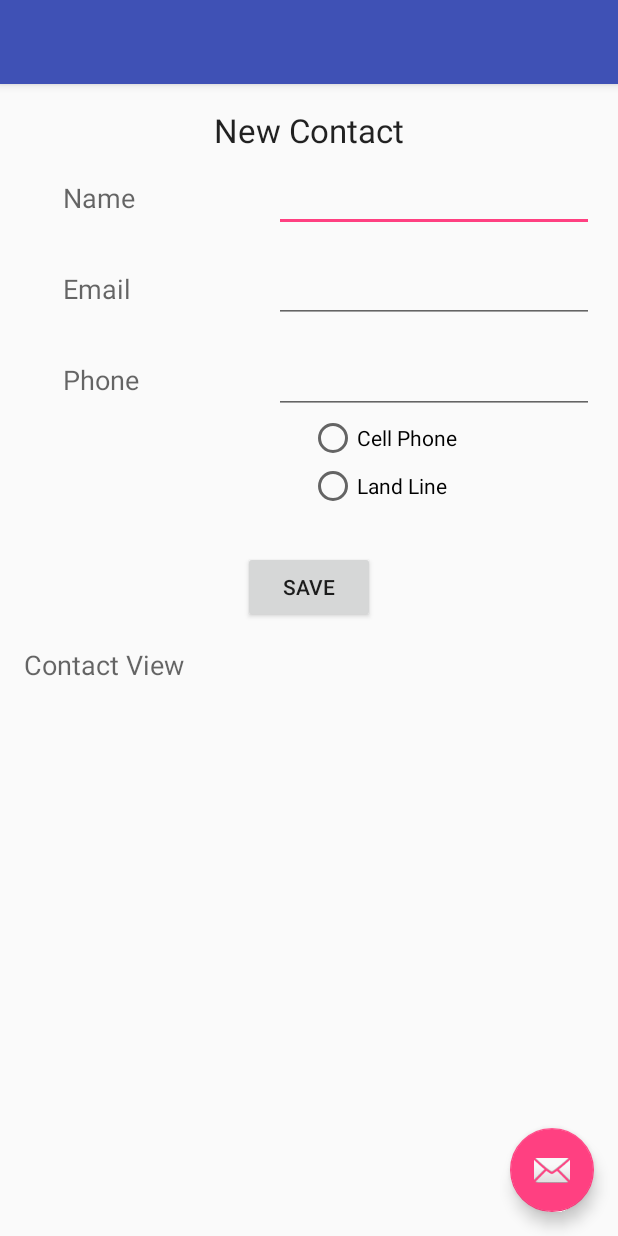
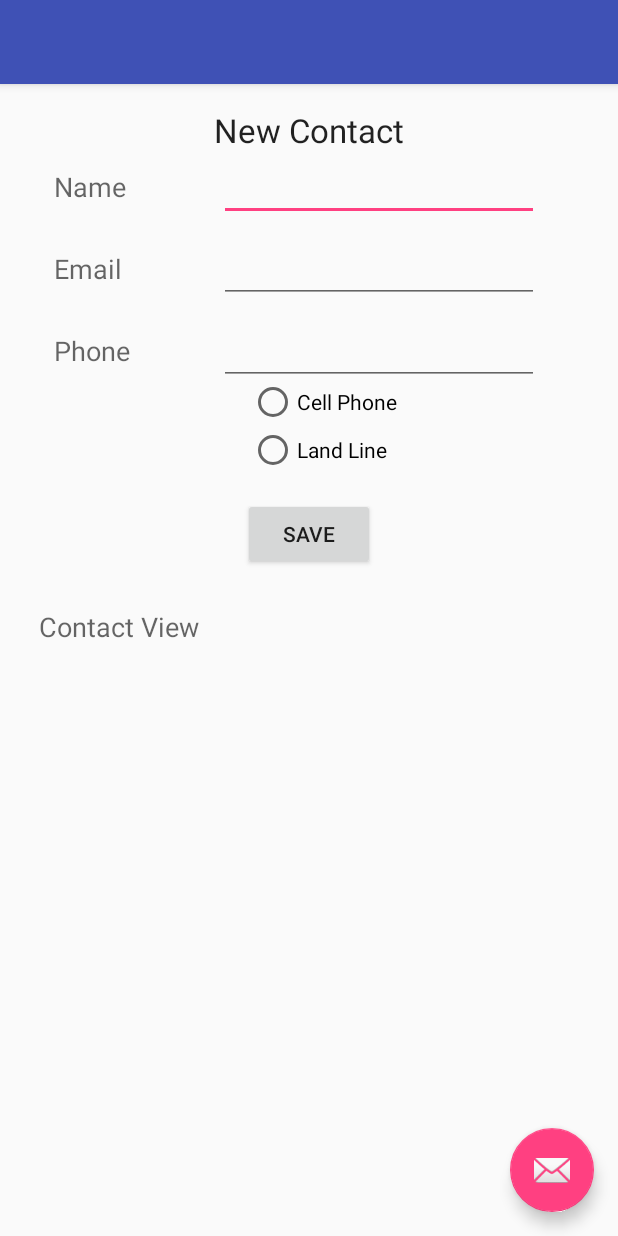
Before and after one commit to rstruempf/RonStruempfContacts, an Android app: the screen it shows after launch (MainActivity), on a phone screen of 412 x 824 dp. Run offline under Robolectric (Android 15) with nearby library versions, the phone set to English and light mode, and no system bars.

Commit message:
Got rotation working by placing two relative layouts in a linear layout, and adjusting orientation of linear, and height/width of relative layouts if orientation is landscape

```diff
--- a/app/src/main/res/layout/content_main.xml
+++ b/app/src/main/res/layout/content_main.xml
@@ -24,10 +24,12 @@
             android:inputType="textPersonName"
             android:ems="10"
             android:id="@+id/nameEdit"
-            android:layout_marginTop="37dp"
-            android:layout_alignParentTop="true"
-            android:layout_alignParentRight="true"
-            android:layout_alignParentEnd="true" />
+            android:layout_alignParentTop="false"
+            android:layout_alignParentRight="false"
+            android:layout_alignParentEnd="false"
+            android:layout_marginLeft="10dp"
+            android:layout_toRightOf="@+id/label1"
+            android:layout_alignBaseline="@+id/label1" />
 
         <EditText
             android:layout_width="wrap_content"
@@ -35,10 +37,9 @@
             android:inputType="textEmailAddress"
             android:ems="10"
             android:id="@+id/emailEdit"
-            android:layout_below="@+id/nameEdit"
             android:layout_alignLeft="@+id/nameEdit"
             android:layout_alignStart="@+id/nameEdit"
-            android:layout_marginTop="15dp" />
+            android:layout_alignBaseline="@+id/label2" />
 
         <EditText
             android:layout_width="wrap_content"
@@ -46,30 +47,34 @@
             android:inputType="phone"
             android:ems="10"
             android:id="@+id/phoneEdit"
-            android:layout_below="@+id/emailEdit"
             android:layout_alignLeft="@+id/emailEdit"
             android:layout_alignStart="@+id/emailEdit"
-            android:layout_marginTop="15dp" />
+            android:layout_marginTop="15dp"
+            android:layout_alignBaseline="@+id/label3" />
 
         <RadioGroup
             android:layout_width="190dp"
             android:layout_height="70dp"
             android:id="@+id/radioGroup"
-            android:layout_below="@+id/phoneEdit"
-            android:layout_alignParentRight="true"
-            android:layout_alignParentEnd="true">
+            android:layout_alignEnd="@+id/phoneEdit"
+            android:layout_toRightOf="@+id/phoneEdit"
+            android:layout_alignParentTop="true"
+            android:layout_marginTop="180dp"
+            android:layout_alignStart="@+id/phoneEdit">
 
             <RadioButton
                 android:layout_width="wrap_content"
                 android:layout_height="wrap_content"
                 android:text="Cell Phone"
-                android:id="@+id/phoneIsCell" />
+                android:id="@+id/phoneIsCell"
+                android:layout_marginLeft="20dp" />
 
             <RadioButton
                 android:layout_width="wrap_content"
                 android:layout_height="wrap_content"
                 android:text="Land Line"
-                android:id="@+id/phoneIsLandLine" />
+                android:id="@+id/phoneIsLandLine"
+                android:layout_marginLeft="20dp" />
         </RadioGroup>
 
         <TextView
@@ -78,12 +83,13 @@
             android:textAppearance="?android:attr/textAppearanceMedium"
             android:text="Name"
             android:id="@+id/label1"
-            android:layout_marginLeft="26dp"
-            android:layout_marginStart="26dp"
-            android:layout_alignBaseline="@+id/nameEdit"
-            android:layout_alignBottom="@+id/nameEdit"
+            android:layout_marginLeft="20dp"
+            android:layout_marginStart="20dp"
             android:layout_alignParentLeft="true"
-            android:layout_alignParentStart="true" />
+            android:layout_alignParentStart="true"
+            android:minWidth="100dp"
+            android:layout_alignParentTop="true"
+            android:layout_marginTop="40dp" />
 
         <TextView
             android:layout_width="wrap_content"
@@ -91,10 +97,11 @@
             android:textAppearance="?android:attr/textAppearanceMedium"
             android:text="Email"
             android:id="@+id/label2"
-            android:layout_alignBaseline="@+id/emailEdit"
-            android:layout_alignBottom="@+id/emailEdit"
             android:layout_alignLeft="@+id/label1"
-            android:layout_alignStart="@+id/label1" />
+            android:layout_alignStart="@+id/label1"
+            android:minWidth="100dp"
+            android:layout_below="@+id/label1"
+            android:layout_marginTop="30dp" />
 
         <TextView
             android:layout_width="wrap_content"
@@ -102,17 +109,17 @@
             android:textAppearance="?android:attr/textAppearanceMedium"
             android:text="Phone"
             android:id="@+id/label3"
-            android:layout_alignBaseline="@+id/phoneEdit"
             android:layout_alignLeft="@+id/label2"
             android:layout_alignStart="@+id/label2"
-            android:layout_alignBottom="@+id/phoneEdit" />
+            android:layout_below="@+id/label2"
+            android:layout_marginTop="30dp" />
 
         <Button
             android:layout_width="wrap_content"
             android:layout_height="wrap_content"
             android:text="Save"
             android:id="@+id/saveButton"
-            android:layout_marginTop="21dp"
+            android:layout_marginTop="10dp"
             android:layout_below="@+id/radioGroup"
             android:layout_centerHorizontal="true" />
 
@@ -136,10 +143,11 @@
             android:textAppearance="?android:attr/textAppearanceMedium"
             android:text="Contact View"
             android:id="@+id/label4"
-            android:layout_marginTop="15dp"
+            android:layout_marginTop="25dp"
             android:layout_alignParentTop="true"
             android:layout_alignParentStart="true"
-            android:layout_alignParentLeft="true" />
+            android:layout_alignParentLeft="true"
+            android:layout_marginLeft="10dp" />
 
         <TextView
             android:layout_width="wrap_content"
```
